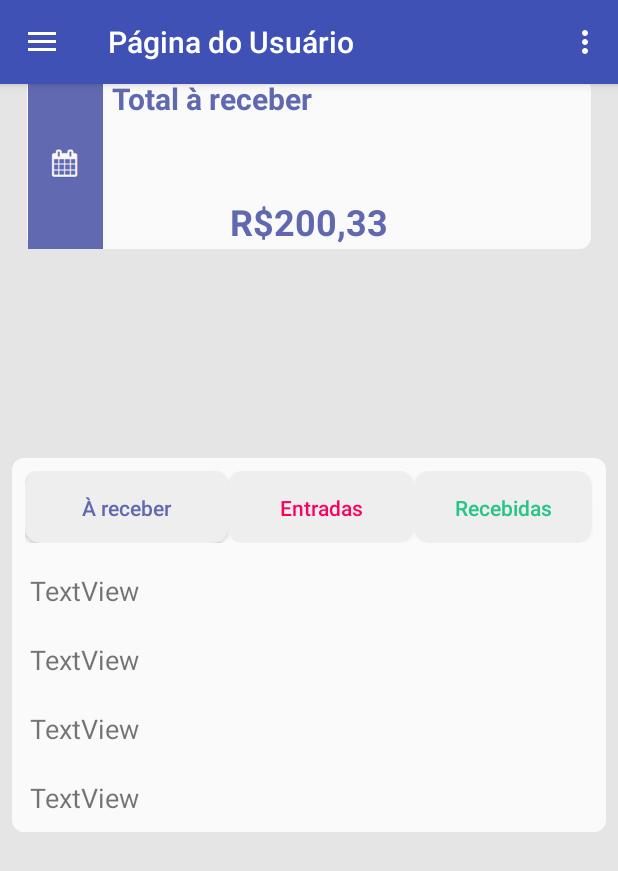
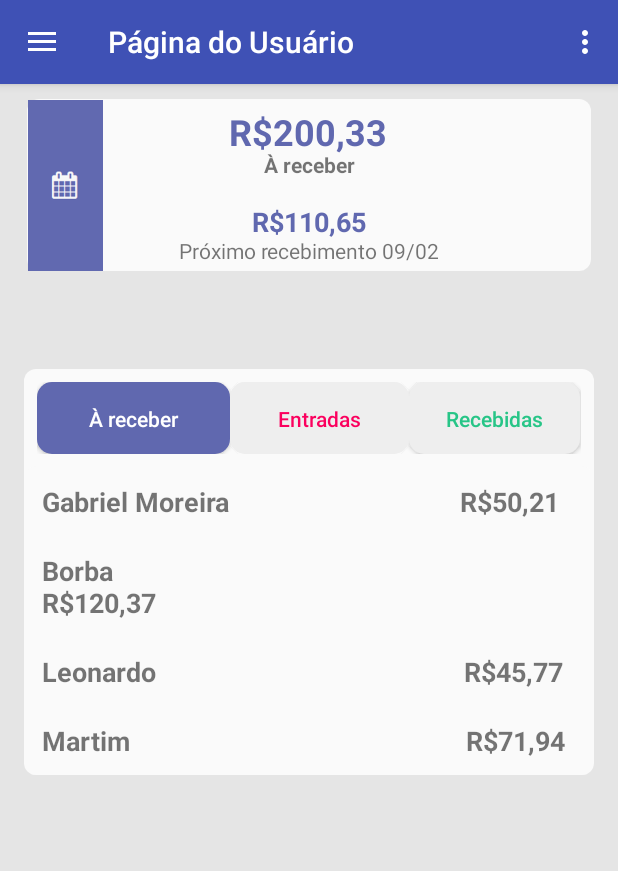
Before and after one commit to filipefborba/lapagapp, an Android app: the initial_userActivity screen opened directly, with no data from a screen before it, on a phone screen of 412 x 824 dp. Shown: the top 871 px of the screen. Run offline under Robolectric (Android 15) with nearby library versions, the phone set to English and light mode, and no system bars.

Commit message:
adaptado para nexus 5x

```diff
--- a/Lapag/app/src/main/java/com/example/gmore/lapag/initial_userActivity.java
+++ b/Lapag/app/src/main/java/com/example/gmore/lapag/initial_userActivity.java
@@ -20,21 +20,10 @@ import android.widget.RelativeLayout;
 import android.widget.TabHost;
 import android.widget.TextView;
 
-import com.github.mikephil.charting.charts.BarChart;
-import com.github.mikephil.charting.charts.LineChart;
-import com.github.mikephil.charting.data.BarData;
-import com.github.mikephil.charting.data.BarDataSet;
-import com.github.mikephil.charting.data.BarEntry;
-import com.github.mikephil.charting.data.LineData;
-import com.github.mikephil.charting.data.LineDataSet;
-import com.github.mikephil.charting.utils.ColorTemplate;
 
 
-import org.w3c.dom.Text;
 
-import java.util.ArrayList;
-
-import static com.example.gmore.lapag.R.drawable.button_rounded_corner_areceber;
+import static com.example.gmore.lapag.R.drawable.transferido;
 
 public class initial_userActivity extends AppCompatActivity
         implements NavigationView.OnNavigationItemSelectedListener, View.OnClickListener {
@@ -42,6 +31,14 @@ public class initial_userActivity extends AppCompatActivity
     private Button button_areceber;
     private Button button_entradas;
     private Button button_recebidas;
+    private TextView score_view;
+    private TextView score_value;
+    private TextView areceber_text;
+    private TextView proximo_recebimento_valor;
+    private TextView proximo_recebimento_data;
+
+
+
 
     @Override
     protected void onCreate(Bundle savedInstanceState) {
@@ -52,12 +49,29 @@ public class initial_userActivity extends AppCompatActivity
 
 
         nome_usuario_menu = (TextView) findViewById(R.id.nome_usuario_menu);
+        score_view = (TextView) findViewById(R.id.score_view);
+        score_value = (TextView) findViewById(R.id.score);
+        areceber_text = (TextView) findViewById(R.id.areceber_texto);
+        proximo_recebimento_valor = (TextView) findViewById(R.id.proximo_recebimento_valor);
+        proximo_recebimento_data = (TextView) findViewById(R.id.proximo_recebimento_data);
+
+
+
+
         button_areceber = (Button) findViewById(R.id.areceber_button);
         button_areceber.setOnClickListener(this);
         button_entradas = (Button) findViewById(R.id.button_entradas);
         button_entradas.setOnClickListener(this);
         button_recebidas = (Button) findViewById(R.id.button_recebidas);
         button_recebidas.setOnClickListener(this);
+
+
+        button_areceber.setBackgroundResource(R.drawable.button_rounded_corner_areceber);
+        button_areceber.setTextColor(getResources().getColor(R.color.white));
+        button_entradas.setBackgroundResource(R.drawable.not_clicked_button);
+        button_recebidas.setBackgroundResource(R.drawable.not_clicked_button);
+        button_entradas.setTextColor(getResources().getColor(R.color.faturado));
+        button_recebidas.setTextColor(getResources().getColor(R.color.tranferido));
 
 
 
@@ -74,30 +88,57 @@ public class initial_userActivity extends AppCompatActivity
 
     public void onClick(View v) {
         if (v.getId() == R.id.areceber_button) {
+            Drawable areceber_drawable = getResources().getDrawable(R.drawable.areceber);
+
             button_areceber.setBackgroundResource(R.drawable.button_rounded_corner_areceber);
             button_areceber.setTextColor(getResources().getColor(R.color.white));
             button_entradas.setBackgroundResource(R.drawable.not_clicked_button);
             button_recebidas.setBackgroundResource(R.drawable.not_clicked_button);
             button_entradas.setTextColor(getResources().getColor(R.color.faturado));
             button_recebidas.setTextColor(getResources().getColor(R.color.tranferido));
+            // quando clicar no a recebido rodar função para atualizar valores do
+            score_view.setCompoundDrawablesWithIntrinsicBounds(areceber_drawable, null, null, null);
+            score_value.setTextColor(getResources().getColor(R.color.areceber));
+            areceber_text.setText("À receber");
+            proximo_recebimento_valor.setVisibility(View.VISIBLE);
+            proximo_recebimento_data.setVisibility(View.VISIBLE);
+
 
         }
         if (v.getId() == R.id.button_entradas) {
+            Drawable areceber_drawable = getResources().getDrawable(R.drawable.areceber);
+
             button_entradas.setBackgroundResource(R.drawable.button_rounded_corner);
             button_entradas.setTextColor(getResources().getColor(R.color.white));
             button_areceber.setBackgroundResource(R.drawable.not_clicked_button);
             button_recebidas.setBackgroundResource(R.drawable.not_clicked_button);
             button_areceber.setTextColor(getResources().getColor(R.color.areceber));
             button_recebidas.setTextColor(getResources().getColor(R.color.tranferido));
+            // quando clicar nas entradas rodar função para atualizar valores
+            score_view.setCompoundDrawablesWithIntrinsicBounds(areceber_drawable, null, null, null);
+            score_value.setTextColor(getResources().getColor(R.color.areceber));
+            areceber_text.setText("À receber");
+            proximo_recebimento_valor.setVisibility(View.VISIBLE);
+            proximo_recebimento_data.setVisibility(View.VISIBLE);
 
         }
         if (v.getId() == R.id.button_recebidas) {
+            Drawable transferido_drawable = getResources().getDrawable(R.drawable.transferido);
+
             button_recebidas.setBackgroundResource(R.drawable.button_rounded_corner_transferido);
             button_recebidas.setTextColor(getResources().getColor(R.color.white));
             button_entradas.setBackgroundResource(R.drawable.not_clicked_button);
             button_areceber.setBackgroundResource(R.drawable.not_clicked_button);
             button_entradas.setTextColor(getResources().getColor(R.color.faturado));
             button_areceber.setTextColor(getResources().getColor(R.color.areceber));
+
+            // quando clicar no recebidas rodar função para atualizar valores
+            score_view.setCompoundDrawablesWithIntrinsicBounds(transferido_drawable, null, null, null);
+            score_value.setTextColor(getResources().getColor(R.color.tranferido));
+            areceber_text.setText("Recebido");
+            proximo_recebimento_valor.setVisibility(View.GONE);
+            proximo_recebimento_data.setVisibility(View.GONE);
+
 
 
 
--- a/Lapag/app/src/main/res/layout/content_initial_user.xml
+++ b/Lapag/app/src/main/res/layout/content_initial_user.xml
@@ -18,7 +18,6 @@
         android:layout_marginLeft="8dp"
         android:layout_marginRight="8dp"
         android:layout_marginStart="8dp"
-        android:layout_marginTop="-15dp"
         android:orientation="vertical"
         android:weightSum="1"
         app:layout_constraintHorizontal_bias="0.0"
@@ -27,7 +26,7 @@
         app:layout_constraintTop_toTopOf="parent">
 
         <TextView
-            android:id="@+id/a_receber"
+            android:id="@+id/score_view"
             android:layout_width="match_parent"
             android:layout_height="wrap_content"
             android:layout_margin="10dp"
@@ -41,7 +40,7 @@
             android:clickable="true"
             android:drawableLeft="@drawable/areceber"
             android:drawablePadding="6dp"
-            android:text="Total à receber"
+            android:paddingBottom="0dp"
             android:textColor="@color/areceber"
             android:textSize="20sp"
             android:textStyle="bold"
@@ -53,38 +52,95 @@
     </LinearLayout>
 
     <TextView
-        android:id="@+id/textView6"
+        android:id="@+id/score"
+        android:layout_width="wrap_content"
+        android:layout_height="wrap_content"
+        android:layout_marginBottom="8dp"
+        android:layout_marginEnd="8dp"
+        android:layout_marginLeft="8dp"
+        android:layout_marginRight="8dp"
+        android:layout_marginStart="8dp"
+        android:layout_marginTop="8dp"
+        android:text="R$200,33"
+        android:textColor="@color/areceber"
+        android:textSize="24sp"
+        android:textStyle="bold"
+        app:layout_constraintHorizontal_bias="0.498"
+        app:layout_constraintLeft_toLeftOf="@+id/linearLayout"
+        app:layout_constraintRight_toRightOf="@+id/linearLayout"
+        app:layout_constraintTop_toTopOf="@+id/linearLayout"
+        app:layout_constraintVertical_bias="0.015"
+        app:layout_constraintBottom_toBottomOf="@+id/linearLayout" />
+
+    <TextView
+        android:id="@+id/areceber_texto"
         android:layout_width="wrap_content"
         android:layout_height="wrap_content"
         android:layout_marginBottom="8dp"
         android:layout_marginLeft="8dp"
         android:layout_marginRight="8dp"
         android:layout_marginTop="8dp"
-        android:text="R$200,33"
-        android:textColor="@color/areceber"
-        android:textSize="24sp"
+        android:text="À receber"
         android:textStyle="bold"
-        app:layout_constraintBottom_toTopOf="@+id/linearLayout2"
         app:layout_constraintLeft_toLeftOf="@+id/linearLayout"
         app:layout_constraintRight_toRightOf="@+id/linearLayout"
-        app:layout_constraintTop_toTopOf="@+id/linearLayout"
-        app:layout_constraintVertical_bias="0.383" />
+        app:layout_constraintTop_toTopOf="@+id/score"
+        app:layout_constraintVertical_bias="0.041"
+        app:layout_constraintBottom_toBottomOf="@+id/linearLayout"
+        android:layout_marginStart="8dp"
+        android:layout_marginEnd="8dp" />
+
+    <TextView
+        android:id="@+id/proximo_recebimento_valor"
+        android:layout_width="wrap_content"
+        android:layout_height="wrap_content"
+        android:layout_marginRight="8dp"
+        android:layout_marginTop="63dp"
+        android:text="R$110,65"
+        android:textColor="@color/areceber"
+        android:textSize="18sp"
+        android:textStyle="bold"
+        app:layout_constraintRight_toRightOf="@+id/linearLayout"
+        app:layout_constraintTop_toTopOf="@+id/score"
+        android:layout_marginLeft="8dp"
+        app:layout_constraintLeft_toLeftOf="@+id/linearLayout"
+        app:layout_constraintBottom_toBottomOf="@+id/linearLayout"
+        android:layout_marginBottom="8dp"
+        app:layout_constraintVertical_bias="0.002"
+        android:layout_marginStart="8dp"
+        android:layout_marginEnd="8dp" />
+
+    <TextView
+        android:id="@+id/proximo_recebimento_data"
+        android:layout_width="wrap_content"
+        android:layout_height="wrap_content"
+        android:layout_marginLeft="8dp"
+        android:layout_marginRight="8dp"
+        android:layout_marginTop="86dp"
+        android:text="Próximo recebimento 09/02"
+        app:layout_constraintLeft_toLeftOf="@+id/linearLayout"
+        app:layout_constraintRight_toRightOf="@+id/linearLayout"
+        app:layout_constraintTop_toTopOf="@+id/score"
+        android:layout_marginStart="8dp"
+        android:layout_marginEnd="8dp" />
 
     <LinearLayout
-        android:layout_width="match_parent"
+        android:id="@+id/linearLayout2"
+        android:layout_width="0dp"
         android:layout_height="wrap_content"
-        android:layout_marginBottom="2dp"
+        android:layout_marginEnd="8dp"
         android:layout_marginLeft="8dp"
         android:layout_marginRight="8dp"
+        android:layout_marginStart="8dp"
         android:layout_marginTop="8dp"
         android:background="@drawable/rounded_corner"
         android:orientation="vertical"
         app:layout_constraintBottom_toBottomOf="parent"
+        app:layout_constraintHorizontal_bias="0.0"
         app:layout_constraintLeft_toLeftOf="@+id/linearLayout"
         app:layout_constraintRight_toRightOf="@+id/linearLayout"
-        app:layout_constraintTop_toTopOf="@+id/linearLayout"
-        app:layout_constraintVertical_bias="0.49"
-        android:id="@+id/linearLayout2">
+        app:layout_constraintTop_toTopOf="parent"
+        app:layout_constraintVertical_bias="0.372">
 
         <LinearLayout
             android:layout_width="match_parent"
@@ -108,8 +164,9 @@
                 android:layout_width="wrap_content"
                 android:layout_height="wrap_content"
                 android:layout_weight="7993655.50"
+                android:background="@drawable/not_clicked_button"
+                android:fadingEdge="horizontal"
                 android:text="À receber"
-                android:background="@drawable/not_clicked_button"
                 android:textAllCaps="false"
                 android:textColor="@color/areceber"
                 tools:layout_editor_absoluteX="28dp"
@@ -144,52 +201,60 @@
         <ScrollView
             android:id="@+id/scroll_view_list"
             android:layout_width="match_parent"
-            android:layout_height="match_parent"
-            android:layout_weight="1462227584"
+            android:layout_height="wrap_content"
             android:background="@drawable/rounded_corner"
             tools:layout_editor_absoluteX="8dp"
             tools:layout_editor_absoluteY="8dp">
 
             <LinearLayout
+                android:id="@+id/table"
                 android:layout_width="match_parent"
                 android:layout_height="wrap_content"
+                android:layout_margin="0dp"
+
                 android:orientation="vertical">
 
                 <TextView
-                    android:id="@+id/textView10"
+                    android:id="@+id/textView2"
                     android:layout_width="match_parent"
                     android:layout_height="wrap_content"
                     android:layout_margin="5dp"
                     android:padding="5dp"
-                    android:text="TextView"
-                    android:textSize="18sp" />
+                    android:text="Gabriel Moreira                                 R$50,21"
+                    android:textSize="18sp"
+                    android:textStyle="bold" />
 
                 <TextView
-                    android:id="@+id/textView9"
+                    android:id="@+id/textView2"
                     android:layout_width="match_parent"
                     android:layout_height="wrap_content"
                     android:layout_margin="5dp"
                     android:padding="5dp"
-                    android:text="TextView"
-                    android:textSize="18sp" />
+                    android:text="Borba                                                  R$120,37"
+                    android:textSize="18sp"
+                    android:textStyle="bold" />
 
                 <TextView
-                    android:id="@+id/textView8"
+                    android:id="@+id/textView2"
                     android:layout_width="match_parent"
                     android:layout_height="wrap_content"
                     android:layout_margin="5dp"
                     android:padding="5dp"
-                    android:text="TextView"
-                    android:textSize="18sp" />
+                    android:text="Leonardo                                            R$45,77"
+                    android:textSize="18sp"
+                    android:textStyle="bold" />
 
                 <TextView
-                    android:id="@+id/textView7"
+                    android:id="@+id/textView2"
                     android:layout_width="match_parent"
                     android:layout_height="wrap_content"
                     android:layout_margin="5dp"
                     android:padding="5dp"
-                    android:text="TextView"
-                    android:textSize="18sp" />
+                    android:text="Martim                                                R$71,94"
+                    android:textSize="18sp"
+                    android:textStyle="bold" />
+
+
             </LinearLayout>
         </ScrollView>
 
```
Also changed, not shown: Lapag/app/src/main/res/drawable-xxhdpi/transferido.png.
